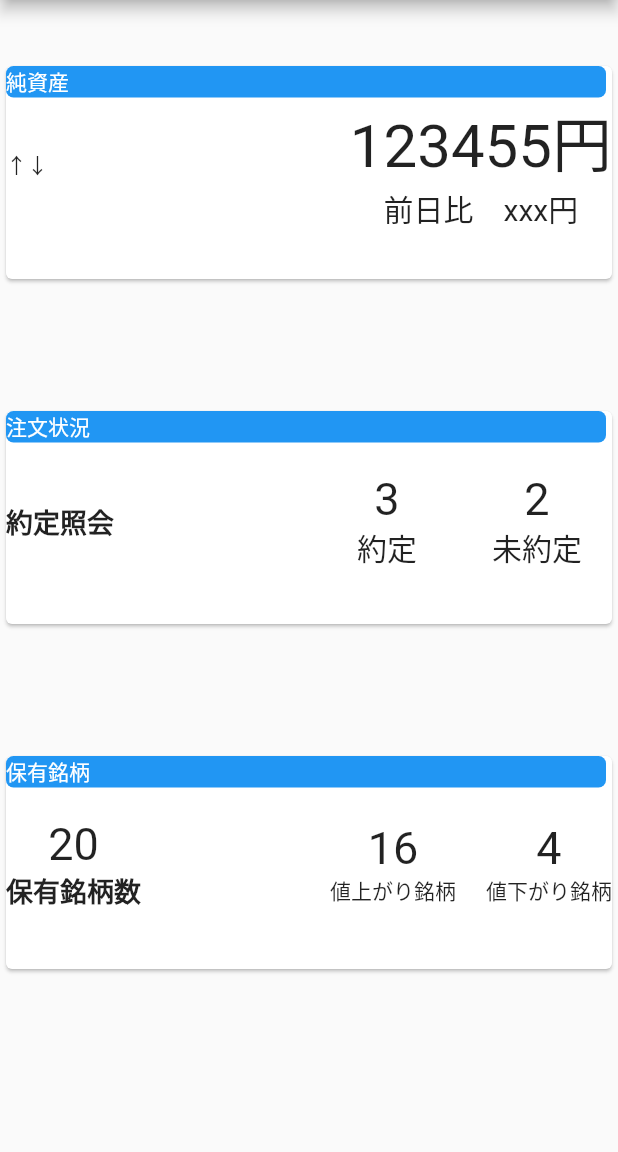
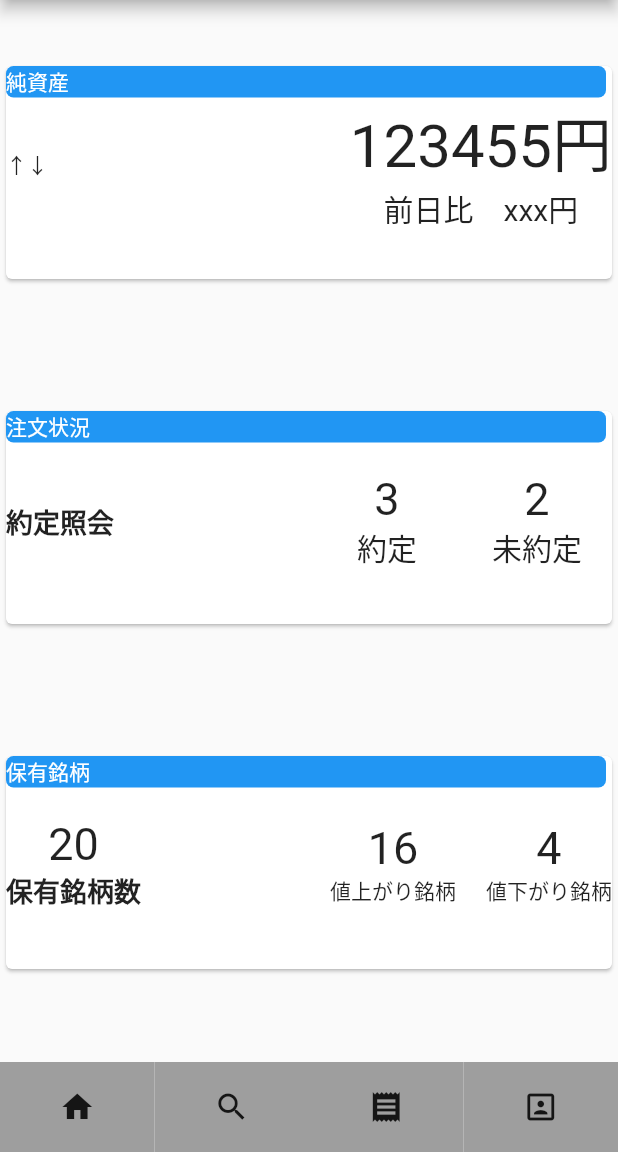
Before and after one commit to mm-masahiro/flutter-test, a Flutter app: the screen it shows after launch, on a phone screen of 412 x 824 dp, the part 84-1236 px from its top. Run offline on Flutter 3.47's test engine with Material 2 defaults, Android fonts, the phone set to English and light mode, and no system bars.

Commit message:
add bottom-menu

```diff
--- a/lib/firstpage.dart
+++ b/lib/firstpage.dart
@@ -2,41 +2,10 @@ import 'package:flutter/material.dart';
 import './FirstPageComponent/assets.dart';
 import './FirstPageComponent/trade.dart';
 import './FirstPageComponent/stock.dart';
-
-// class Menu extends StatelessWidget{
-//   List<BottomNavigationBarItem> myBottomNavBarItems() {
-//     return [
-//       BottomNavigationBarItem(
-//         icon: Icon(Icons.home),
-//         title: const Text('Home'),
-//       ),
-//       BottomNavigationBarItem(
-//         icon: Icon(Icons.search),
-//         title:  const Text('Search')
-//       ),
-//       BottomNavigationBarItem(
-//         icon: Icon(Icons.receipt),
-//         title: const Text('News')
-//       ),
-//       BottomNavigationBarItem(
-//         icon: Icon(Icons.portrait),
-//         title: const Text('Mypage')
-//       ),
-//     ];
-//   }
-
-//   @override
-//   Widget build(BuildContext context) {
-//     return Scaffold(
-//       bottomNavigationBar: BottomNavigationBar(
-//         item: myBottomNavBarItems()
-//       )
-//     );
-//   }
-// }
-
+import './FirstPageComponent/menu.dart';
 
 class FirstPage extends StatelessWidget {
+  // int _currentIndex = 0;
 
   // final Widget menu = Container(
   //   List<BottomNavigationBarItem> myBottomNavBarItems() {
@@ -68,16 +37,50 @@ class FirstPage extends StatelessWidget {
         appBar: AppBar(
           title: Text('Stock Demo Trade app'),
         ),
-        body: Center(
-          child: ListView(
+        body: ListView(
             children: [
               Assets(),
               Trade(),
               Stock()
             ]
-          ),
-
-        )
+        ),
+        // bottomNavigationBar: Menu(),
+        bottomNavigationBar: Row(
+          children: <Widget>[
+            Container(
+              height: 60,
+              width: MediaQuery.of(context).size.width/4,
+              decoration: BoxDecoration(
+                color: Colors.grey
+              ),
+              child: Icon(Icons.home)
+            ),
+            Container(
+              height: 60,
+              width: MediaQuery.of(context).size.width/4,
+              decoration: BoxDecoration(
+                color: Colors.grey
+              ),
+              child: Icon(Icons.search)
+            ),
+            Container(
+              height: 60,
+              width: MediaQuery.of(context).size.width/4,
+              decoration: BoxDecoration(
+                color: Colors.grey
+              ),
+              child: Icon(Icons.receipt)
+            ),
+            Container(
+              height: 60,
+              width: MediaQuery.of(context).size.width/4,
+              decoration: BoxDecoration(
+                color: Colors.grey
+              ),
+              child: Icon(Icons.portrait)
+            ),
+          ]
+        ),
       );
   }
 }
```
Also changed, not shown: lib/FirstPageComponent/menu.dart (added, +67 -0 lines).
